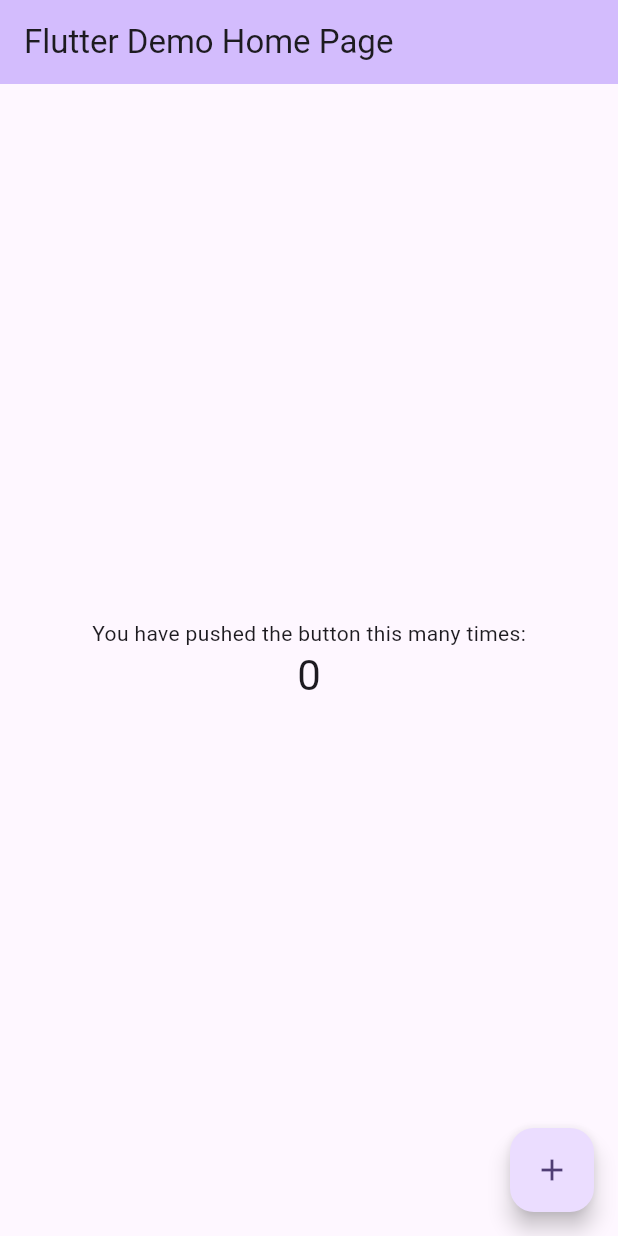
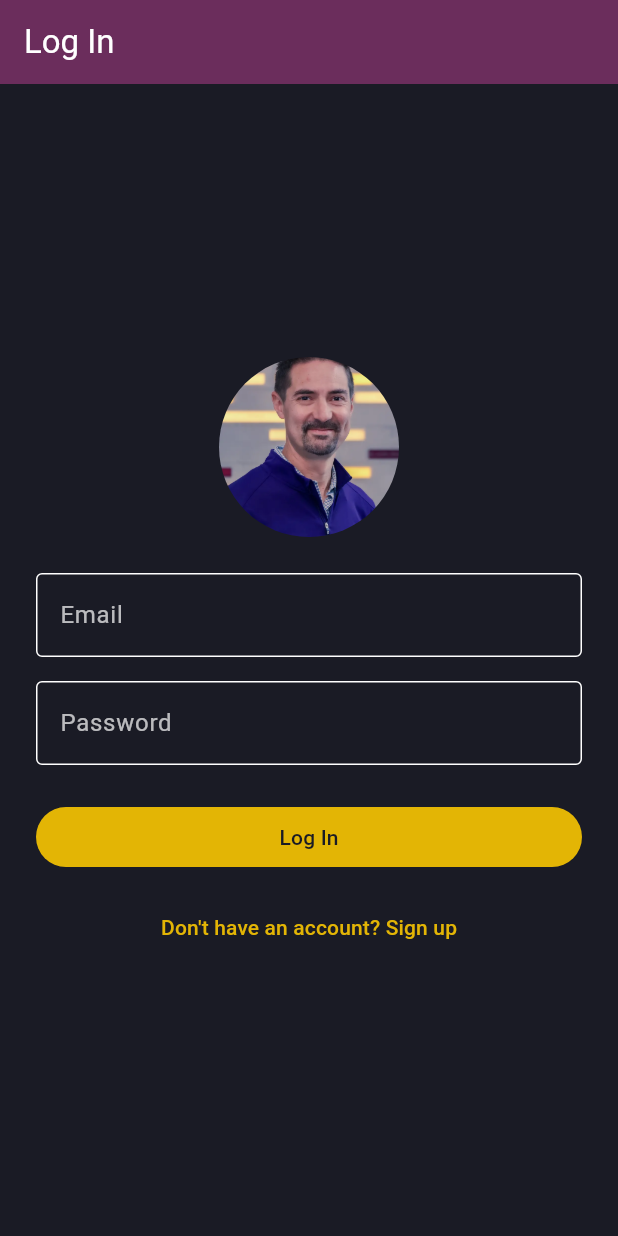
Before and after one commit to Thava1206/real_time_chat_app, a Flutter app: the screen it shows after launch, on a phone screen of 412 x 824 dp. Run offline on Flutter 3.47's test engine with Material 3 defaults, Android fonts, the light colour scheme and no system bars; our stand-ins replace firebase_auth, firebase_core; accounts and stored records are empty.

Commit message:
auth and style changes

```diff
--- a/lib/main.dart
+++ b/lib/main.dart
@@ -1,127 +1,28 @@
+import 'package:firebase_auth/firebase_auth.dart';
 import 'package:firebase_core/firebase_core.dart';
 import 'package:flutter/material.dart';
 
 import 'firebase_options.dart';
+import 'theme/app_theme.dart';
+import 'widgets/auth_gate.dart';
 
 void main() async {
   WidgetsFlutterBinding.ensureInitialized();
   await Firebase.initializeApp(options: DefaultFirebaseOptions.currentPlatform);
+  // Require a fresh login every launch instead of persisting the session.
+  await FirebaseAuth.instance.signOut();
   runApp(const MyApp());
 }
 
 class MyApp extends StatelessWidget {
   const MyApp({super.key});
 
-  // This widget is the root of your application.
   @override
   Widget build(BuildContext context) {
     return MaterialApp(
-      title: 'Flutter Demo',
-      theme: ThemeData(
-        // This is the theme of your application.
-        //
-        // TRY THIS: Try running your application with "flutter run". You'll see
-        // the application has a purple toolbar. Then, without quitting the app,
-        // try changing the seedColor in the colorScheme below to Colors.green
-        // and then invoke "hot reload" (save your changes or press the "hot
-        // reload" button in a Flutter-supported IDE, or press "r" if you used
-        // the command line to start the app).
-        //
-        // Notice that the counter didn't reset back to zero; the application
-        // state is not lost during the reload. To reset the state, use hot
-        // restart instead.
-        //
-        // This works for code too, not just values: Most code changes can be
-        // tested with just a hot reload.
-        colorScheme: .fromSeed(seedColor: Colors.deepPurple),
-      ),
-      home: const MyHomePage(title: 'Flutter Demo Home Page'),
+      title: 'Real Time Chat',
+      theme: appTheme,
+      home: const AuthGate(),
     );
   }
 }
-
-class MyHomePage extends StatefulWidget {
-  const MyHomePage({super.key, required this.title});
-
-  // This widget is the home page of your application. It is stateful, meaning
-  // that it has a State object (defined below) that contains fields that affect
-  // how it looks.
-
-  // This class is the configuration for the state. It holds the values (in this
-  // case the title) provided by the parent (in this case the App widget) and
-  // used by the build method of the State. Fields in a Widget subclass are
-  // always marked "final".
-
-  final String title;
-
-  @override
-  State<MyHomePage> createState() => _MyHomePageState();
-}
-
-class _MyHomePageState extends State<MyHomePage> {
-  int _counter = 0;
-
-  void _incrementCounter() {
-    setState(() {
-      // This call to setState tells the Flutter framework that something has
-      // changed in this State, which causes it to rerun the build method below
-      // so that the display can reflect the updated values. If we changed
-      // _counter without calling setState(), then the build method would not be
-      // called again, and so nothing would appear to happen.
-      _counter++;
-    });
-  }
-
-  @override
-  Widget build(BuildContext context) {
-    // This method is rerun every time setState is called, for instance as done
-    // by the _incrementCounter method above.
-    //
-    // The Flutter framework has been optimized to make rerunning build methods
-    // fast, so that you can just rebuild anything that needs updating rather
-    // than having to individually change instances of widgets.
-    return Scaffold(
-      appBar: AppBar(
-        // TRY THIS: Try changing the color here to a specific color (to
-        // Colors.amber, perhaps?) and trigger a hot reload to see the AppBar
-        // change color while the other colors stay the same.
-        backgroundColor: Theme.of(context).colorScheme.inversePrimary,
-        // Here we take the value from the MyHomePage object that was created by
-        // the App.build method, and use it to set our appbar title.
-        title: Text(widget.title),
-      ),
-      body: Center(
-        // Center is a layout widget. It takes a single child and positions it
-        // in the middle of the parent.
-        child: Column(
-          // Column is also a layout widget. It takes a list of children and
-          // arranges them vertically. By default, it sizes itself to fit its
-          // children horizontally, and tries to be as tall as its parent.
-          //
-          // Column has various properties to control how it sizes itself and
-          // how it positions its children. Here we use mainAxisAlignment to
-          // center the children vertically; the main axis here is the vertical
-          // axis because Columns are vertical (the cross axis would be
-          // horizontal).
-          //
-          // TRY THIS: Invoke "debug painting" (choose the "Toggle Debug Paint"
-          // action in the IDE, or press "p" in the console), to see the
-          // wireframe for each widget.
-          mainAxisAlignment: .center,
-          children: [
-            const Text('You have pushed the button this many times:'),
-            Text(
-              '$_counter',
-              style: Theme.of(context).textTheme.headlineMedium,
-            ),
-          ],
-        ),
-      ),
-      floatingActionButton: FloatingActionButton(
-        onPressed: _incrementCounter,
-        tooltip: 'Increment',
-        child: const Icon(Icons.add),
-      ),
-    );
-  }
-}
--- /dev/null
+++ b/lib/screens/login_screen.dart
@@ -0,0 +1,159 @@
+import 'package:flutter/material.dart';
+
+import '../services/auth_service.dart';
+import 'signup_screen.dart';
+
+class LoginScreen extends StatefulWidget {
+  const LoginScreen({super.key});
+
+  @override
+  State<LoginScreen> createState() => _LoginScreenState();
+}
+
+class _LoginScreenState extends State<LoginScreen> {
+  final _formKey = GlobalKey<FormState>();
+  final _emailController = TextEditingController();
+  final _passwordController = TextEditingController();
+  late final _authService = AuthService();
+
+  bool _isSubmitting = false;
+  String? _errorMessage;
+
+  @override
+  void dispose() {
+    _emailController.dispose();
+    _passwordController.dispose();
+    super.dispose();
+  }
+
+  Future<void> _submit() async {
+    if (!_formKey.currentState!.validate()) return;
+
+    setState(() {
+      _isSubmitting = true;
+      _errorMessage = null;
+    });
+
+    try {
+      await _authService.signIn(
+        email: _emailController.text,
+        password: _passwordController.text,
+      );
+      // On success, the AuthGate's stream listener will navigate to the chat screen.
+    } on AuthException catch (e) {
+      setState(() => _errorMessage = e.message);
+    } finally {
+      if (mounted) setState(() => _isSubmitting = false);
+    }
+  }
+
+  @override
+  Widget build(BuildContext context) {
+    return Scaffold(
+      appBar: AppBar(title: const Text('Log In')),
+      body: Center(
+        child: SingleChildScrollView(
+          padding: const EdgeInsets.all(24),
+          child: ConstrainedBox(
+            constraints: const BoxConstraints(maxWidth: 400),
+            child: Form(
+              key: _formKey,
+              child: Column(
+                mainAxisSize: MainAxisSize.min,
+                crossAxisAlignment: CrossAxisAlignment.stretch,
+                children: [
+                  Center(
+                    child: ClipRRect(
+                      borderRadius: BorderRadius.circular(72),
+                      child: Image.asset(
+                        'assets/Screenshot 2026-09-26 094908.png',
+                        height: 120,
+                        width: 120,
+                        fit: BoxFit.cover,
+                      ),
+                    ),
+                  ),
+                  const SizedBox(height: 24),
+                  if (_errorMessage != null) ...[
+                    Container(
+                      padding: const EdgeInsets.all(12),
+                      decoration: BoxDecoration(
+                        color: Theme.of(context).colorScheme.errorContainer,
+                        borderRadius: BorderRadius.circular(8),
+                      ),
+                      child: Text(
+                        _errorMessage!,
+                        style: TextStyle(
+                          color: Theme.of(context).colorScheme.onErrorContainer,
+                        ),
+                      ),
+                    ),
+                    const SizedBox(height: 16),
+                  ],
+                  TextFormField(
+                    controller: _emailController,
+                    keyboardType: TextInputType.emailAddress,
+                    autofillHints: const [AutofillHints.email],
+                    decoration: const InputDecoration(
+                      labelText: 'Email',
+                      border: OutlineInputBorder(),
+                    ),
+                    validator: (value) {
+                      final email = value?.trim() ?? '';
+                      if (email.isEmpty) return 'Please enter your email.';
+                      final emailRegex = RegExp(r'^[^@\s]+@[^@\s]+\.[^@\s]+$');
+                      if (!emailRegex.hasMatch(email)) {
+                        return 'Please enter a valid email address.';
+                      }
+                      return null;
+                    },
+                  ),
+                  const SizedBox(height: 16),
+                  TextFormField(
+                    controller: _passwordController,
+                    obscureText: true,
+                    autofillHints: const [AutofillHints.password],
+                    decoration: const InputDecoration(
+                      labelText: 'Password',
+                      border: OutlineInputBorder(),
+                    ),
+                    validator: (value) {
+                      if (value == null || value.isEmpty) {
+                        return 'Please enter your password.';
+                      }
+                      return null;
+                    },
+                  ),
+                  const SizedBox(height: 24),
+                  FilledButton(
+                    onPressed: _isSubmitting ? null : _submit,
+                    child: _isSubmitting
+                        ? const SizedBox(
+                            height: 20,
+                            width: 20,
+                            child: CircularProgressIndicator(strokeWidth: 2),
+                          )
+                        : const Text('Log In'),
+                  ),
+                  const SizedBox(height: 12),
+                  TextButton(
+                    onPressed: _isSubmitting
+                        ? null
+                        : () {
+                            Navigator.of(context).push(
+                              MaterialPageRoute(
+                                builder: (_) => const SignUpScreen(),
+                              ),
+                            );
+                          },
+                    child: const Text("Don't have an account? Sign up"),
+                  ),
+                ],
+              ),
+            ),
+          ),
+        ),
+      ),
+    );
+  }
+}
--- /dev/null
+++ b/lib/services/auth_service.dart
@@ -0,0 +1,78 @@
+import 'package:firebase_auth/firebase_auth.dart';
+
+/// Thin wrapper around [FirebaseAuth] that translates errors into
+/// user-friendly messages and exposes the auth state stream for session
+/// persistence (Firebase automatically restores the session on app restart).
+class AuthService {
+  AuthService({FirebaseAuth? firebaseAuth})
+    : _firebaseAuth = firebaseAuth ?? FirebaseAuth.instance;
+
+  final FirebaseAuth _firebaseAuth;
+
+  Stream<User?> get authStateChanges => _firebaseAuth.authStateChanges();
+
+  User? get currentUser => _firebaseAuth.currentUser;
+
+  Future<void> signUp({
+    required String name,
+    required String email,
+    required String password,
+  }) async {
+    try {
+      final credential = await _firebaseAuth.createUserWithEmailAndPassword(
+        email: email.trim(),
+        password: password,
+      );
+      await credential.user?.updateDisplayName(name.trim());
+      await credential.user?.reload();
+    } on FirebaseAuthException catch (e) {
+      throw AuthException(_messageForCode(e.code));
+    }
+  }
+
+  Future<void> signIn({required String email, required String password}) async {
+    try {
+      await _firebaseAuth.signInWithEmailAndPassword(
+        email: email.trim(),
+        password: password,
+      );
+    } on FirebaseAuthException catch (e) {
+      throw AuthException(_messageForCode(e.code));
+    }
+  }
+
+  Future<void> signOut() => _firebaseAuth.signOut();
+
+  String _messageForCode(String code) {
+    switch (code) {
+      case 'invalid-email':
+        return 'That email address is not valid.';
+      case 'email-already-in-use':
+        return 'An account already exists for that email.';
+      case 'weak-password':
+        return 'Password must be at least 6 characters.';
+      case 'user-not-found':
+      case 'invalid-credential':
+      case 'wrong-password':
+        return 'Incorrect email or password.';
+      case 'user-disabled':
+        return 'This account has been disabled.';
+      case 'too-many-requests':
+        return 'Too many attempts. Please try again later.';
+      case 'network-request-failed':
+        return 'Network error. Check your connection and try again.';
+      default:
+        return 'Something went wrong. Please try again.';
+    }
+  }
+}
+
+/// Error type surfaced to the UI so screens don't need to know about Firebase.
+class AuthException implements Exception {
+  AuthException(this.message);
+
+  final String message;
+
+  @override
+  String toString() => message;
+}
--- /dev/null
+++ b/lib/theme/app_theme.dart
@@ -0,0 +1,57 @@
+import 'package:flutter/material.dart';
+
+/// Brand color palette used across the app's [ThemeData].
+class AppColors {
+  AppColors._();
+
+  static const plum = Color(0xFF6B2D5C);
+  static const gold = Color(0xFFE3B505);
+  static const forest = Color(0xFF4E6E5D);
+  static const ink = Color(0xFF1A1B25);
+  static const terracotta = Color(0xFFD17A5A);
+}
+
+final ThemeData appTheme = ThemeData(
+  useMaterial3: true,
+  brightness: Brightness.dark,
+  scaffoldBackgroundColor: AppColors.ink,
+  colorScheme: const ColorScheme.dark(
+    primary: AppColors.gold,
+    onPrimary: AppColors.ink,
+    secondary: AppColors.terracotta,
+    onSecondary: AppColors.ink,
+    tertiary: AppColors.forest,
+    onTertiary: Colors.white,
+    error: AppColors.terracotta,
+    onError: AppColors.ink,
+    surface: AppColors.plum,
+    onSurface: Colors.white,
+    errorContainer: AppColors.terracotta,
+    onErrorContainer: AppColors.ink,
+  ),
+  appBarTheme: const AppBarTheme(
+    backgroundColor: AppColors.plum,
+    foregroundColor: Colors.white,
+  ),
+  filledButtonTheme: FilledButtonThemeData(
+    style: FilledButton.styleFrom(
+      backgroundColor: AppColors.gold,
+      foregroundColor: AppColors.ink,
+    ),
+  ),
+  textButtonTheme: TextButtonThemeData(
+    style: TextButton.styleFrom(foregroundColor: AppColors.gold),
+  ),
+  inputDecorationTheme: InputDecorationTheme(
+    border: const OutlineInputBorder(),
+    focusedBorder: const OutlineInputBorder(
+      borderSide: BorderSide(color: AppColors.gold, width: 2),
+    ),
+    labelStyle: const TextStyle(color: Colors.white70),
+  ),
+  textTheme: const TextTheme(
+    headlineSmall: TextStyle(color: Colors.white),
+    headlineMedium: TextStyle(color: Colors.white),
+    bodyMedium: TextStyle(color: Colors.white),
+  ),
+);
--- /dev/null
+++ b/lib/widgets/auth_gate.dart
@@ -0,0 +1,30 @@
+import 'package:firebase_auth/firebase_auth.dart';
+import 'package:flutter/material.dart';
+
+import '../services/auth_service.dart';
+import '../screens/home_screen.dart';
+import '../screens/login_screen.dart';
+
+/// Listens to Firebase's persisted auth state and routes to the login flow
+/// or the chat screens accordingly, enabling auto-login on app restart.
+class AuthGate extends StatelessWidget {
+  const AuthGate({super.key});
+
+  @override
+  Widget build(BuildContext context) {
+    return StreamBuilder<User?>(
+      stream: AuthService().authStateChanges,
+      builder: (context, snapshot) {
+        if (snapshot.connectionState == ConnectionState.waiting) {
+          return const Scaffold(
+            body: Center(child: CircularProgressIndicator()),
+          );
+        }
+        if (snapshot.hasData) {
+          return const HomeScreen();
+        }
+        return const LoginScreen();
+      },
+    );
+  }
+}
--- a/pubspec.yaml
+++ b/pubspec.yaml
@@ -60,6 +60,9 @@ flutter:
   # the material Icons class.
   uses-material-design: true
 
+  assets:
+    - assets/Screenshot 2026-09-26 094908.png
+
   # To add assets to your application, add an assets section, like this:
   # assets:
   #   - images/a_dot_burr.jpeg
```
Also changed, not shown: lib/screens/home_screen.dart (added, +38 -0 lines), lib/screens/signup_screen.dart (added, +201 -0 lines), assets/Screenshot 2026-09-26 094908.png (added), 1 other file.
